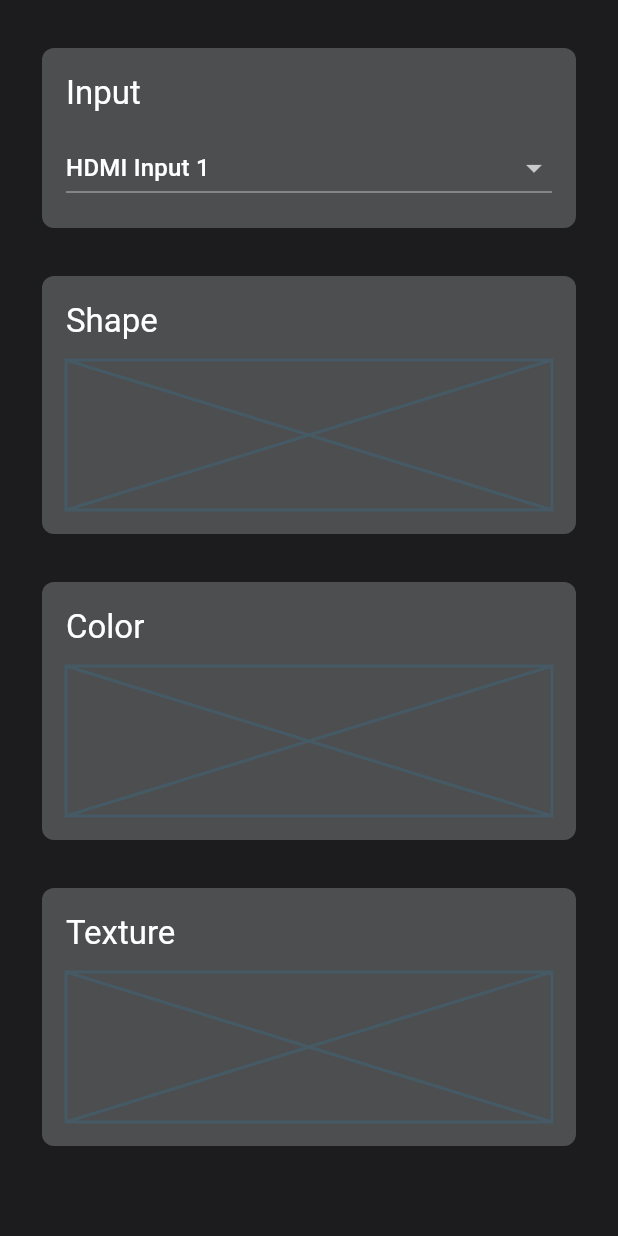
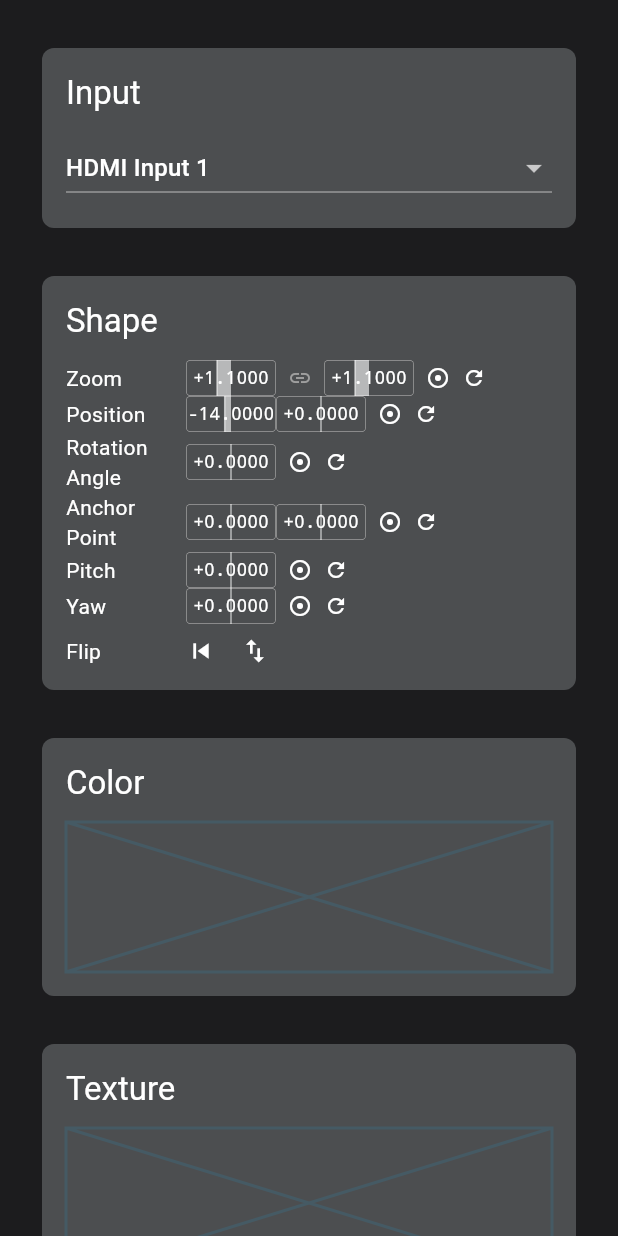
Before and after one commit to superchromat/scion_controller_app, a Flutter app: the SendPage widget shown alone on an empty page, opened directly with empty values, on a phone screen of 412 x 824 dp. Run offline on Flutter 3.47's test engine with Material 3 defaults, Android fonts, the phone set to English and light mode, and no system bars; our stand-ins replace file_picker.

Commit message:
started adding send/shape

```diff
--- /dev/null
+++ b/lib/AppState.dart
@@ -0,0 +1,14 @@
+import 'package:flutter/material.dart';
+
+class AppState extends ChangeNotifier {
+  bool _isConnected = false;
+
+  bool get isConnected => _isConnected;
+
+  void setConnectionState(bool value) {
+    if (_isConnected != value) {
+      _isConnected = value;
+      notifyListeners(); // triggers rebuilds
+    }
+  }
+}
--- a/lib/LabeledCard.dart
+++ b/lib/LabeledCard.dart
@@ -1,4 +1,6 @@
 import 'package:flutter/material.dart';
+
+// TODO: enabled / disabled based on network connection status
 
 class LabeledCard extends StatelessWidget {
   final String title;
--- a/lib/NumericSlider.dart
+++ b/lib/NumericSlider.dart
@@ -5,11 +5,15 @@ import 'package:flutter/services.dart';
 class NumericSlider extends StatefulWidget {
   final double value;
   final ValueChanged<double> onChanged;
+  final RangeValues? range;
+  final List<double>? detents;
 
   const NumericSlider({
     super.key,
     required this.value,
     required this.onChanged,
+    this.range,
+    this.detents,
   });
 
   @override
@@ -24,15 +28,14 @@ class NumericSliderState extends State<NumericSlider>
   double _startDragValue = 0;
   bool _editing = false;
   bool _externallySet = false;
-  String _inputBuffer =
-      "\${_value >= 0 ? '+' : ''}\${_value.toStringAsFixed(4)}";
+  late String _inputBuffer;
   int _cursorPosition = 0;
   bool _showCursor = true;
   Timer? _cursorTimer;
 
   final focusNode = FocusNode();
-  final RangeValues _range = const RangeValues(-2.0, 2.0);
-  final List<double> _detents = const [-1.0, 0.0, 1.0];
+  late final RangeValues _range;
+  late final List<double> _detents;
   final double _detentThreshold = 0.1;
   double? _activeDetent;
 
@@ -56,8 +59,11 @@ class NumericSliderState extends State<NumericSlider>
   @override
   void initState() {
     super.initState();
+    _range = widget.range ?? const RangeValues(-2.0, 2.0);
+    _detents = widget.detents ?? const [-1.0, 0.0, 1.0];
     _value = widget.value.clamp(_range.start, _range.end);
     _displayValue = _value;
+    _inputBuffer = (_value >= 0 ? '+' : '') + _value.toStringAsFixed(4);
     _animController = AnimationController(
       vsync: this,
       duration: const Duration(milliseconds: 250),
@@ -311,6 +317,7 @@ class NumericSliderState extends State<NumericSlider>
                   showCursor: _editing && _showCursor,
                   cursorPosition: _cursorPosition,
                   editing: _editing,
+                  range: _range,
                 ),
               ),
             ),
@@ -330,9 +337,10 @@ class _NumericSliderPainter extends CustomPainter {
   bool showCursor = false;
   final int cursorPosition;
   final bool editing;
+  final RangeValues range;
 
-  _NumericSliderPainter({
-    required this.value,
+  _NumericSliderPainter(
+      {required this.value,
       required this.interacting,
       required this.externallySet,
       required this.textStyle,
@@ -340,7 +348,7 @@ class _NumericSliderPainter extends CustomPainter {
       required this.showCursor,
       required this.cursorPosition,
       required this.editing,
-  });
+      required this.range});
 
   @override
   void paint(Canvas canvas, Size size) {
@@ -375,23 +383,24 @@ class _NumericSliderPainter extends CustomPainter {
     canvas.clipPath(clipPath);
 
     if (!editing) {
-      final fraction = (value / 2.0);
+      final normalized =
+          ((value - range.start) / (range.end - range.start)).clamp(0.0, 1.0);
+      final posX = size.width * normalized;
+      final centerX = size.width / 2;
+
       final shadePaint = Paint()..color = baseColor.withOpacity(0.6);
-      final shadeWidth = size.width * fraction.abs() / 2.0;
+      final shadeWidth = (posX - centerX).abs();
       final rect = Rect.fromLTWH(
-        fraction > 0 ? centerX : centerX - shadeWidth,
+        posX >= centerX ? centerX : posX,
         0,
         shadeWidth,
         size.height,
       );
       canvas.drawRect(rect, shadePaint);
-    }
 
-    if (!editing) {
-      final lineX = centerX + (centerX * value / 2.0);
       canvas.drawLine(
-        Offset(lineX, 0),
-        Offset(lineX, size.height),
+        Offset(posX, 0),
+        Offset(posX, size.height),
         linePaint,
       );
     }
@@ -452,5 +461,6 @@ class _NumericSliderPainter extends CustomPainter {
       old.text != text ||
       old.showCursor != showCursor ||
       old.cursorPosition != cursorPosition ||
-      old.editing != editing;
+      old.editing != editing ||
+      old.range != range;
 }
--- a/lib/SendPage.dart
+++ b/lib/SendPage.dart
@@ -1,6 +1,7 @@
 import 'package:flutter/material.dart';
 
 import 'LabeledCard.dart';
+import 'Shape.dart';
 
 class SendPage extends StatefulWidget {
   final int pageNumber;
@@ -55,7 +56,7 @@ Widget build(BuildContext context) {
           ),
         ),
         LabeledCard(
-            title: 'Shape', child: const Placeholder(fallbackHeight: 100)),
+            title: 'Shape', child: Shape()),
         LabeledCard(
             title: 'Color', child: const Placeholder(fallbackHeight: 100)),
         LabeledCard(
--- /dev/null
+++ b/lib/Shape.dart
@@ -0,0 +1,158 @@
+import 'package:flutter/material.dart';
+
+import 'NumericSlider.dart';
+
+void shapeChange(String key, double val) {
+  // Callback stub
+}
+
+class Shape extends StatelessWidget {
+  final void Function(String key, double value) onParamChanged = shapeChange;
+
+  const Shape({super.key});
+
+  Widget _lockedSliders({
+    required String label,
+    required String xKey,
+    required String yKey,
+    required double xValue,
+    required double yValue,
+    required RangeValues range,
+    List<double>? detents,
+    bool showLinkIcon = false,
+  }) {
+    return Row(
+      crossAxisAlignment: CrossAxisAlignment.center,
+      children: [
+        SizedBox(width: 80, child: Text(label)),
+        SizedBox(
+          height: 24,
+          width: 60,
+          child: NumericSlider(
+            value: xValue,
+            range: range,
+            detents: detents,
+            onChanged: (v) => onParamChanged(xKey, v),
+          ),
+        ),
+        if (showLinkIcon)
+          const Padding(
+            padding: EdgeInsets.symmetric(horizontal: 8),
+            child: Icon(Icons.link, size: 16, color: Colors.grey),
+          ),
+        SizedBox(
+          height: 24,
+          width: 60,
+          child: NumericSlider(
+            value: yValue,
+            range: range,
+            detents: detents,
+            onChanged: (v) => onParamChanged(yKey, v),
+          ),
+        ),
+        const SizedBox(width: 8),
+        const Icon(Icons.adjust, size: 16),
+        const SizedBox(width: 8),
+        const Icon(Icons.refresh, size: 16),
+      ],
+    );
+  }
+
+  Widget _labeledSlider({
+    required String label,
+    required String key,
+    required double value,
+    required RangeValues range,
+    List<double>? detents,
+  }) {
+    return Row(
+      crossAxisAlignment: CrossAxisAlignment.center,
+      children: [
+        SizedBox(width: 80, child: Text(label)),
+        SizedBox(
+          height: 24,
+          width: 60,
+          child: NumericSlider(
+            value: value,
+            range: range,
+            detents: detents,
+            onChanged: (v) => onParamChanged(key, v),
+          ),
+        ),
+        const SizedBox(width: 8),
+        const Icon(Icons.adjust, size: 16),
+        const SizedBox(width: 8),
+        const Icon(Icons.refresh, size: 16),
+      ],
+    );
+  }
+
+  @override
+  Widget build(BuildContext context) {
+    return ConstrainedBox(
+      constraints: const BoxConstraints(minHeight: 0, maxHeight: double.infinity),
+      child: Column(
+        children: [
+          _lockedSliders(
+            label: "Zoom",
+            xKey: "zoomX",
+            yKey: "zoomY",
+            xValue: 1.1,
+            yValue: 1.1,
+            range: const RangeValues(0.1, 3.0),
+            detents: const [1.0],
+            showLinkIcon: true,
+          ),
+          _lockedSliders(
+            label: "Position",
+            xKey: "posX",
+            yKey: "posY",
+            xValue: -14.0,
+            yValue: 0.0,
+            range: const RangeValues(-100.0, 100.0),
+            detents: const [0.0],
+          ),
+          _labeledSlider(
+            label: "Rotation Angle",
+            key: "rotation",
+            value: 0.0,
+            range: const RangeValues(-180.0, 180.0),
+            detents: const [0.0, 90.0, 180.0, -90.0, -180.0],
+          ),
+          _lockedSliders(
+            label: "Anchor Point",
+            xKey: "anchorX",
+            yKey: "anchorY",
+            xValue: 0.0,
+            yValue: 0.0,
+            range: const RangeValues(-1.0, 1.0),
+            detents: const [0.0],
+          ),
+          _labeledSlider(
+            label: "Pitch",
+            key: "pitch",
+            value: 0.0,
+            range: const RangeValues(-90.0, 90.0),
+            detents: const [0.0],
+          ),
+          _labeledSlider(
+            label: "Yaw",
+            key: "yaw",
+            value: 0.0,
+            range: const RangeValues(-180.0, 180.0),
+            detents: const [0.0],
+          ),
+          const SizedBox(height: 8),
+          Row(
+            children: const [
+              SizedBox(width: 80, child: Text("Flip")),
+              Icon(Icons.skip_previous, size: 20),
+              SizedBox(width: 16),
+              Icon(Icons.swap_vert, size: 20),
+            ],
+          ),
+        ],
+      ),
+    );
+  }
+}
```
Lines whose indentation alone changed are shown as unchanged.
